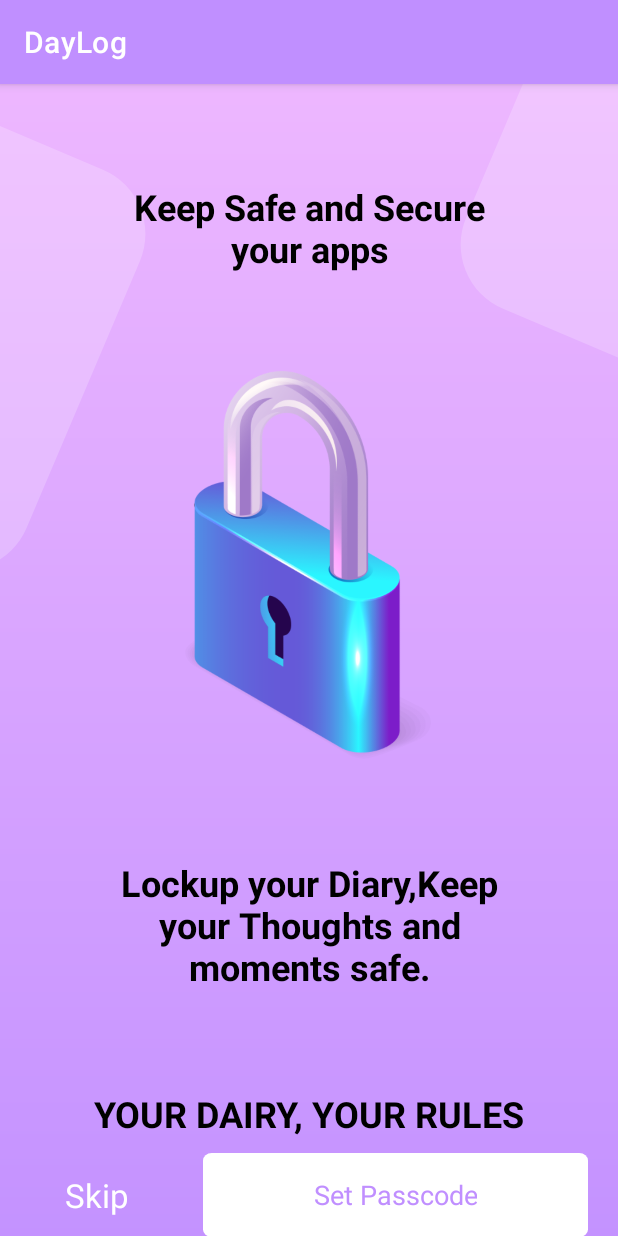
After one commit to ehtisham75/DayLog_Kotlin, an Android app: the PasscodeActivity screen opened directly, with no data from a screen before it, on a phone screen of 412 x 824 dp. The commit adds this screen. Run offline under Robolectric (Android 15) with nearby library versions, the phone set to English and light mode, and no system bars.

Commit message:
passcode UI

```diff
--- a/app/build.gradle.kts
+++ b/app/build.gradle.kts
@@ -50,6 +50,7 @@ dependencies {
     implementation("androidx.navigation:navigation-ui-ktx:2.7.7")
     implementation("androidx.viewpager2:viewpager2:1.0.0")
     implementation("me.relex:circleindicator:2.1.6")
+    implementation("androidx.activity:activity:1.8.0")
 
     testImplementation("junit:junit:4.13.2")
     androidTestImplementation("androidx.test.ext:junit:1.1.5")
--- a/app/src/main/java/com/example/daylog/ui/onboarding/OnboardingActivity.kt
+++ b/app/src/main/java/com/example/daylog/ui/onboarding/OnboardingActivity.kt
@@ -8,6 +8,7 @@ import androidx.viewpager2.widget.ViewPager2
 import com.example.daylog.MainActivity
 import com.example.daylog.R
 import com.example.daylog.ui.adapters.ViewPagerAdapter
+import com.example.daylog.ui.passcode.PasscodeActivity
 import me.relex.circleindicator.CircleIndicator3
 
 class OnboardingActivity : AppCompatActivity() {
@@ -29,7 +30,7 @@ class OnboardingActivity : AppCompatActivity() {
             if (currentItem < adapter.itemCount - 1) {
                 viewPager.currentItem = currentItem + 1
             } else {
-                val intent = Intent(this, MainActivity::class.java)
+                val intent = Intent(this, PasscodeActivity::class.java)
                 startActivity(intent)
                 finish()
             }
--- /dev/null
+++ b/app/src/main/java/com/example/daylog/ui/passcode/PasscodeActivity.kt
@@ -0,0 +1,21 @@
+package com.example.daylog.ui.passcode
+
+import android.os.Bundle
+import androidx.activity.enableEdgeToEdge
+import androidx.appcompat.app.AppCompatActivity
+import androidx.core.view.ViewCompat
+import androidx.core.view.WindowInsetsCompat
+import com.example.daylog.R
+
+class PasscodeActivity : AppCompatActivity() {
+    override fun onCreate(savedInstanceState: Bundle?) {
+        super.onCreate(savedInstanceState)
+        enableEdgeToEdge()
+        setContentView(R.layout.activity_passcode)
+        ViewCompat.setOnApplyWindowInsetsListener(findViewById(R.id.main)) { v, insets ->
+            val systemBars = insets.getInsets(WindowInsetsCompat.Type.systemBars())
+            v.setPadding(systemBars.left, systemBars.top, systemBars.right, systemBars.bottom)
+            insets
+        }
+    }
+}
--- a/app/src/main/res/drawable/custom_indicator.xml
+++ b/app/src/main/res/drawable/custom_indicator.xml
@@ -4,17 +4,17 @@
 
 <item android:state_selected="true">
     <shape android:shape="rectangle">
-        <size android:width="20dp" android:height="8dp" />
-        <solid android:color="@color/primary_color" />
-        <corners android:radius="4dp"/>
+        <size android:width="40dp" android:height="8dp" />
+        <solid android:color="@color/purple_20" />
+        <corners android:radius="10dp"/>
     </shape>
 </item>
 
 <item android:state_selected="false">
     <shape android:shape="rectangle">
         <size android:width="8dp" android:height="8dp" />
-        <solid android:color="@color/secondary_color" />
-        <corners android:radius="4dp"/>
+        <solid android:color="@color/purple_10" />
+        <corners android:radius="10dp"/>
     </shape>
 </item>
 
--- /dev/null
+++ b/app/src/main/res/drawable/white_button.xml
@@ -0,0 +1,9 @@
+<vector xmlns:android="http://schemas.android.com/apk/res/android"
+    android:width="222dp"
+    android:height="56dp"
+    android:viewportWidth="222"
+    android:viewportHeight="56">
+  <path
+      android:pathData="M5,0L217,0A5,5 0,0 1,222 5L222,51A5,5 0,0 1,217 56L5,56A5,5 0,0 1,0 51L0,5A5,5 0,0 1,5 0z"
+      android:fillColor="#ffffff"/>
+</vector>
--- /dev/null
+++ b/app/src/main/res/layout/activity_passcode.xml
@@ -0,0 +1,124 @@
+<?xml version="1.0" encoding="utf-8"?>
+<androidx.constraintlayout.widget.ConstraintLayout xmlns:android="http://schemas.android.com/apk/res/android"
+    xmlns:app="http://schemas.android.com/apk/res-auto"
+    xmlns:tools="http://schemas.android.com/tools"
+    android:id="@+id/main"
+    android:layout_width="match_parent"
+    android:layout_height="match_parent"
+    tools:context=".ui.passcode.PasscodeActivity">
+
+    <ImageView
+        android:id="@+id/img_lock_bg"
+        android:layout_width="match_parent"
+        android:layout_height="match_parent"
+        android:scaleType="centerCrop"
+        android:src="@drawable/lock_bg"
+        app:layout_constraintBottom_toBottomOf="parent"
+        app:layout_constraintEnd_toEndOf="parent"
+        app:layout_constraintStart_toStartOf="parent"
+        app:layout_constraintTop_toTopOf="parent" />
+
+    <TextView
+        android:id="@+id/txt_title_lockScreen"
+        android:layout_width="wrap_content"
+        android:layout_height="wrap_content"
+        android:text="Keep Safe and Secure\nyour apps"
+        android:textAlignment="center"
+        android:textColor="@color/black"
+        android:textSize="24sp"
+        android:textStyle="bold"
+        app:layout_constraintBottom_toTopOf="@+id/img_lock"
+        app:layout_constraintEnd_toEndOf="parent"
+        app:layout_constraintStart_toStartOf="parent"
+        app:layout_constraintTop_toTopOf="parent" />
+
+    <ImageView
+        android:id="@+id/img_lock"
+        android:layout_width="190dp"
+        android:layout_height="260dp"
+        android:scaleType="fitCenter"
+        android:src="@drawable/lock"
+        app:layout_constraintBottom_toTopOf="@id/txt_lockup_your_diary"
+        app:layout_constraintEnd_toEndOf="parent"
+        app:layout_constraintStart_toStartOf="parent"
+        app:layout_constraintTop_toBottomOf="@+id/txt_title_lockScreen"
+        app:layout_constraintVertical_bias="0.3" />
+
+    <TextView
+        android:id="@+id/txt_lockup_your_diary"
+        android:layout_width="match_parent"
+        android:layout_height="wrap_content"
+        android:gravity="center"
+        android:text="Lockup your Diary,Keep\nyour Thoughts and\nmoments safe."
+        android:textColor="@color/black"
+        android:textSize="24sp"
+        android:textStyle="bold"
+        app:layout_constraintBottom_toTopOf="@+id/txt_yourDairy_yourRules"
+        app:layout_constraintEnd_toEndOf="parent"
+        app:layout_constraintStart_toStartOf="parent"
+        app:layout_constraintTop_toBottomOf="@+id/img_lock"
+        app:layout_constraintVertical_bias="0.4" />
+
+    <TextView
+        android:id="@+id/txt_yourDairy_yourRules"
+        android:layout_width="wrap_content"
+        android:layout_height="wrap_content"
+        android:text="YOUR DAIRY, YOUR RULES"
+        android:textColor="@color/black"
+        android:textSize="24sp"
+        android:textStyle="bold"
+        app:layout_constraintBottom_toBottomOf="parent"
+        app:layout_constraintEnd_toEndOf="parent"
+        app:layout_constraintStart_toStartOf="parent"
+        app:layout_constraintTop_toBottomOf="@+id/txt_lockup_your_diary"
+        app:layout_constraintVertical_bias="0.3" />
+
+    <LinearLayout
+        android:layout_width="match_parent"
+        android:layout_height="wrap_content"
+        android:layout_marginHorizontal="10dp"
+        android:orientation="horizontal"
+        android:gravity="center_vertical"
+        android:layout_gravity="bottom"
+        android:weightSum="1"
+        app:layout_constraintBottom_toBottomOf="parent"
+        app:layout_constraintTop_toBottomOf="@+id/txt_yourDairy_yourRules"
+        android:layout_marginTop="10dp">
+
+        <TextView
+            android:id="@+id/btn_skip_passcode"
+            android:layout_width="0dp"
+            android:layout_height="wrap_content"
+            android:layout_weight="0.3"
+            android:text="Skip"
+            android:textColor="@color/white"
+            android:textSize="22sp"
+            android:textStyle="normal"
+            android:gravity="center" />
+
+        <LinearLayout
+            android:layout_width="0dp"
+            android:layout_height="wrap_content"
+            android:layout_weight="0.7"
+            android:orientation="horizontal"
+            android:gravity="center"
+            android:paddingStart="8dp"
+            android:paddingEnd="8dp"
+            android:background="@drawable/white_button"
+            android:layout_marginStart="16dp"
+            android:layout_marginEnd="10dp">
+
+            <TextView
+                android:id="@+id/txt_btn_set_passcode"
+                android:layout_width="wrap_content"
+                android:layout_height="wrap_content"
+                android:text="Set Passcode"
+                android:textColor="@color/primary_color"
+                android:textSize="18sp"
+                android:textStyle="normal"
+                android:gravity="center" />
+        </LinearLayout>
+    </LinearLayout>
+
+
+</androidx.constraintlayout.widget.ConstraintLayout>
--- a/app/src/main/res/layout/fragment_onboarding1.xml
+++ b/app/src/main/res/layout/fragment_onboarding1.xml
@@ -1,5 +1,6 @@
 <?xml version="1.0" encoding="utf-8"?>
-<androidx.constraintlayout.widget.ConstraintLayout xmlns:android="http://schemas.android.com/apk/res/android"
+<androidx.constraintlayout.widget.ConstraintLayout
+    xmlns:android="http://schemas.android.com/apk/res/android"
     xmlns:app="http://schemas.android.com/apk/res-auto"
     xmlns:tools="http://schemas.android.com/tools"
     android:layout_width="match_parent"
@@ -26,8 +27,8 @@
 
     <ImageView
         android:id="@+id/img_onboard1"
-        android:layout_width="290dp"
-        android:layout_height="290dp"
+        android:layout_width="270dp"
+        android:layout_height="270dp"
         android:scaleType="fitCenter"
         android:src="@drawable/onboard1"
         app:layout_constraintBottom_toTopOf="@+id/txt_onboard1_title"
@@ -56,7 +57,7 @@
         android:layout_height="wrap_content"
         android:text="Quickly capture whats on your mind"
         android:textColor="@color/black"
-        android:textSize="18sp"
+        android:textSize="17sp"
         android:textStyle="normal"
         app:layout_constraintBottom_toBottomOf="parent"
         app:layout_constraintEnd_toEndOf="parent"
--- a/app/src/main/res/layout/fragment_onboarding2.xml
+++ b/app/src/main/res/layout/fragment_onboarding2.xml
@@ -20,8 +20,8 @@
 
     <ImageView
         android:id="@+id/img_onboard2"
-        android:layout_width="290dp"
-        android:layout_height="290dp"
+        android:layout_width="270dp"
+        android:layout_height="270dp"
         android:scaleType="fitCenter"
         android:src="@drawable/onboard2"
         app:layout_constraintBottom_toTopOf="@+id/txt_onboard2_title"
@@ -50,7 +50,7 @@
         android:layout_height="wrap_content"
         android:text="List out your day-to-day tasks"
         android:textColor="@color/black"
-        android:textSize="18sp"
+        android:textSize="17sp"
         android:textStyle="normal"
         app:layout_constraintBottom_toBottomOf="parent"
         app:layout_constraintEnd_toEndOf="parent"
--- a/app/src/main/res/layout/fragment_onboarding3.xml
+++ b/app/src/main/res/layout/fragment_onboarding3.xml
@@ -20,8 +20,8 @@
 
     <ImageView
         android:id="@+id/img_onboard3"
-        android:layout_width="290dp"
-        android:layout_height="290dp"
+        android:layout_width="270dp"
+        android:layout_height="270dp"
         android:scaleType="fitCenter"
         android:src="@drawable/onboard3"
         app:layout_constraintBottom_toTopOf="@+id/txt_onboard3_title"
@@ -50,7 +50,7 @@
         android:layout_height="wrap_content"
         android:text="List out your day-to-day tasks"
         android:textColor="@color/black"
-        android:textSize="18sp"
+        android:textSize="17sp"
         android:textStyle="normal"
         app:layout_constraintBottom_toBottomOf="parent"
         app:layout_constraintEnd_toEndOf="parent"
--- a/app/src/main/res/values/themes.xml
+++ b/app/src/main/res/values/themes.xml
@@ -12,5 +12,9 @@
         <!-- Status bar color. -->
         <item name="android:statusBarColor">?attr/colorPrimary</item>
         <!-- Customize your theme here. -->
+
+<!--        <item name="windowActionBar">false</item>-->
+<!--        <item name="windowNoTitle">true</item>-->
     </style>
+
 </resources>
```
Also changed, not shown: app/src/main/AndroidManifest.xml (+14 -5 lines), app/src/main/res/drawable/lock.png (added).
